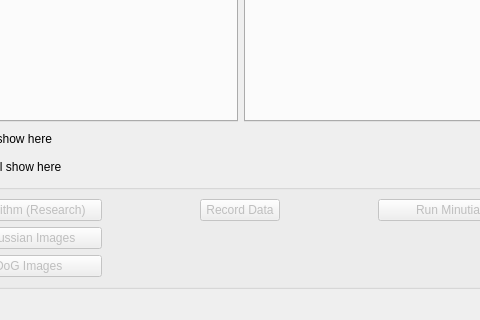
Above: Algorithms/GUI/AlgorithmExamination.ui from Mini-Sylar/Fingerprint-Matching-System before the change; both pictures show x 273 to 753 and y 299 to 619 of the 1027 by 619 pixel window. Below: the same form after it.
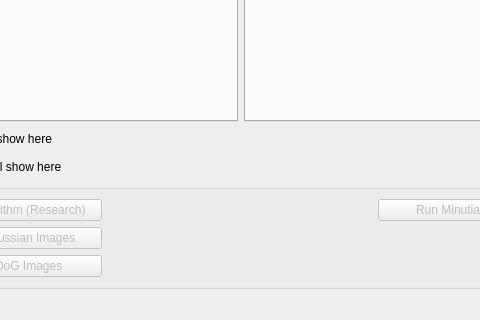
That is the form after the change. The open tabs and pages were chosen to show the change.

Commit message: Removed record button

```diff
--- a/Algorithms/GUI/AlgorithmExamination.ui
+++ b/Algorithms/GUI/AlgorithmExamination.ui
@@ -525,16 +525,6 @@
          </property>
         </widget>
        </item>
-       <item row="0" column="1" alignment="Qt::AlignHCenter">
-        <widget class="QPushButton" name="record_data">
-         <property name="enabled">
-          <bool>false</bool>
-         </property>
-         <property name="text">
-          <string>Record Data</string>
-         </property>
-        </widget>
-       </item>
        <item row="2" column="0" alignment="Qt::AlignLeft">
         <widget class="QPushButton" name="generate_DOG_images">
          <property name="enabled">
```
Left out of the diff: 44 changed lines with no effect on the pictures. The commit also changes 2 other files.
